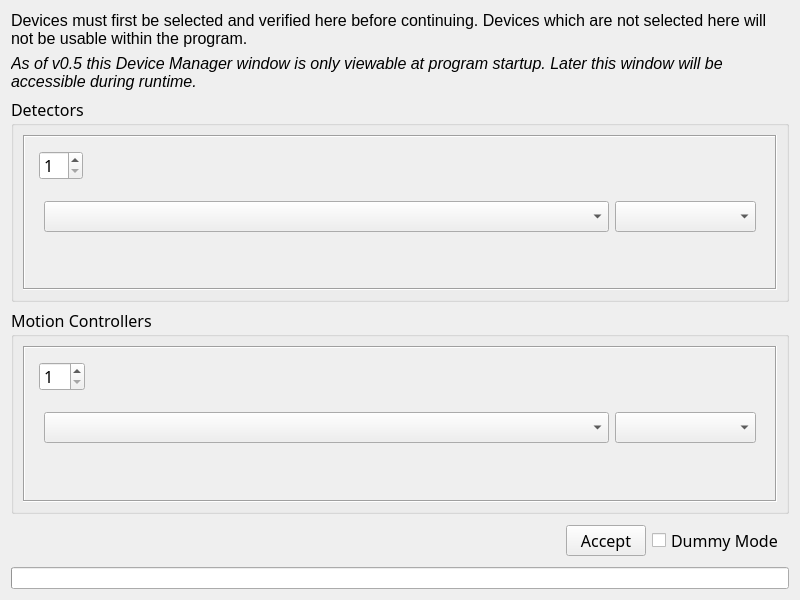
Old version of the form ui/device_manager.ui in the repository mitbailey/MMC.
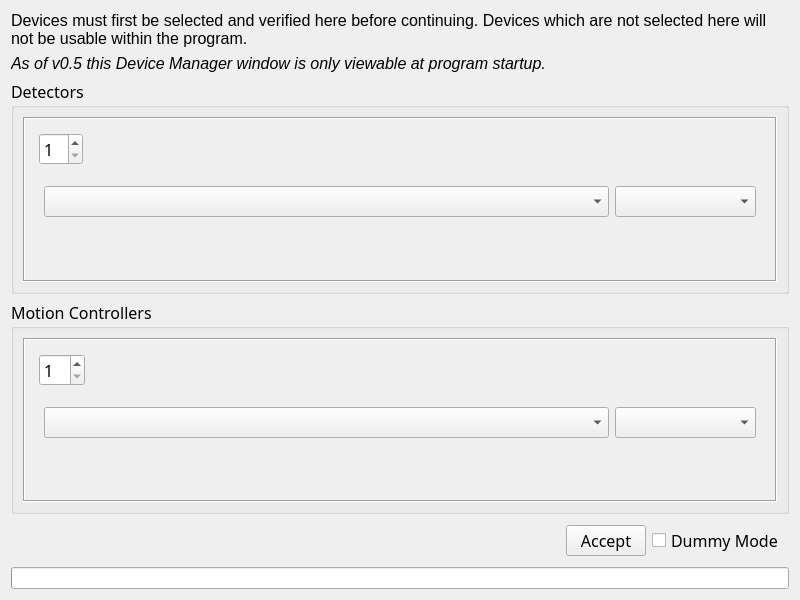
New version of the form.

```diff
--- a/ui/device_manager.ui
+++ b/ui/device_manager.ui
@@ -68,7 +68,7 @@
       </font>
      </property>
      <property name="text">
-      <string>As of v0.5 this Device Manager window is only viewable at program startup. Later this window will be accessible during runtime.</string>
+      <string>As of v0.5 this Device Manager window is only viewable at program startup.</string>
      </property>
      <property name="wordWrap">
       <bool>true</bool>
@@ -103,7 +103,7 @@
            <x>0</x>
            <y>0</y>
            <width>758</width>
-           <height>159</height>
+           <height>170</height>
           </rect>
          </property>
          <layout class="QVBoxLayout" name="verticalLayout_4">
@@ -239,7 +239,7 @@
            <x>0</x>
            <y>0</y>
            <width>758</width>
-           <height>159</height>
+           <height>169</height>
           </rect>
          </property>
          <layout class="QVBoxLayout" name="verticalLayout_3">
```
